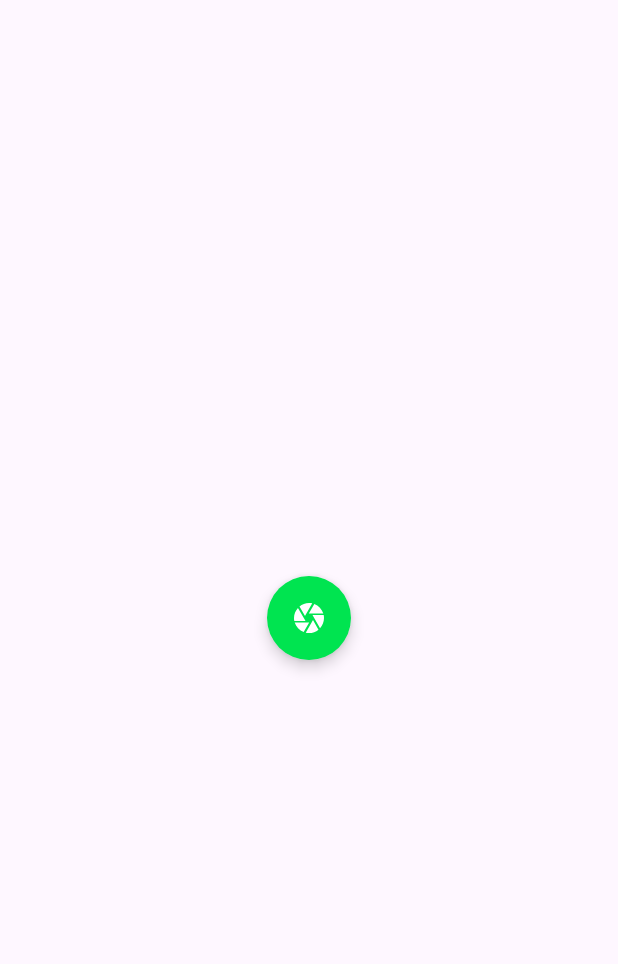
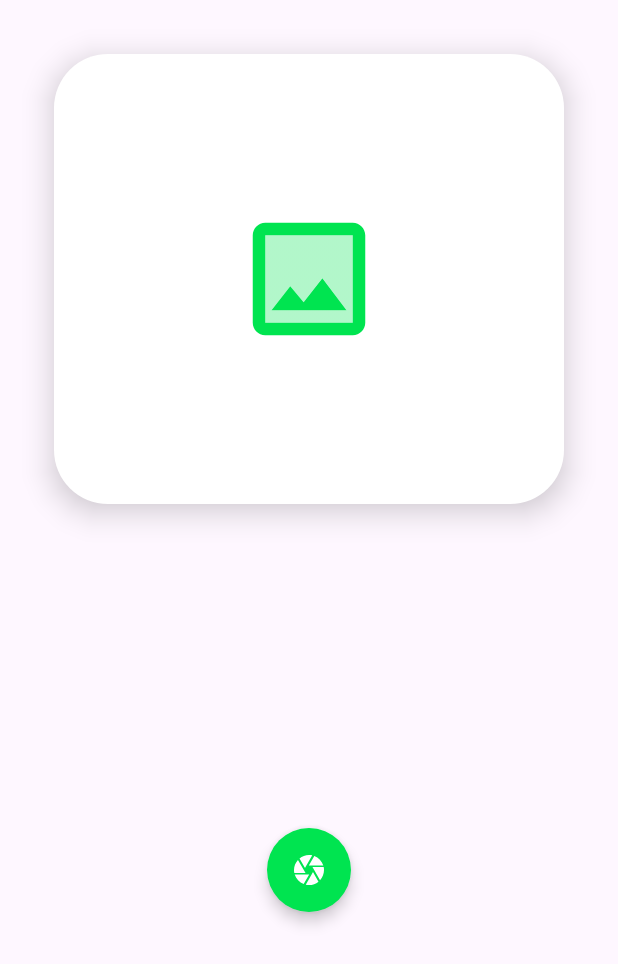
Before and after one commit to JorgeAgulloM/FireStorage, an Android app built with Jetpack Compose: the UploadComposeActivity screen opened directly, with no data from a screen before it, on a phone screen of 412 x 824 dp. Shown: the top 964 px of the screen. Run offline under Robolectric (Android 15) with nearby library versions, the phone set to English and light mode, and no system bars; our stand-ins replace Dagger/Hilt's generated code, Firebase (no records; nobody signed in at launch, a user with empty details on screens opened directly); pictures from the network do not load.

Commit message:
Implemented upload/download image

```diff
--- a/app/src/main/java/com/softyorch/firestorage/ui/compose/upload/UploadComposeActivity.kt
+++ b/app/src/main/java/com/softyorch/firestorage/ui/compose/upload/UploadComposeActivity.kt
@@ -3,11 +3,11 @@ package com.softyorch.firestorage.ui.compose.upload
 import android.content.Context
 import android.content.Intent
 import android.net.Uri
-import androidx.appcompat.app.AppCompatActivity
 import android.os.Bundle
 import androidx.activity.compose.rememberLauncherForActivityResult
 import androidx.activity.result.contract.ActivityResultContracts
 import androidx.activity.viewModels
+import androidx.appcompat.app.AppCompatActivity
 import androidx.compose.foundation.BorderStroke
 import androidx.compose.foundation.layout.Box
 import androidx.compose.foundation.layout.Column
@@ -16,13 +16,16 @@ import androidx.compose.foundation.layout.fillMaxSize
 import androidx.compose.foundation.layout.fillMaxWidth
 import androidx.compose.foundation.layout.height
 import androidx.compose.foundation.layout.padding
+import androidx.compose.foundation.layout.size
 import androidx.compose.foundation.shape.RoundedCornerShape
 import androidx.compose.material.Card
+import androidx.compose.material.CircularProgressIndicator
 import androidx.compose.material.FloatingActionButton
 import androidx.compose.material.Icon
 import androidx.compose.material.OutlinedButton
 import androidx.compose.material.Text
 import androidx.compose.runtime.Composable
+import androidx.compose.runtime.collectAsState
 import androidx.compose.runtime.getValue
 import androidx.compose.runtime.mutableStateOf
 import androidx.compose.runtime.remember
@@ -30,11 +33,13 @@ import androidx.compose.runtime.setValue
 import androidx.compose.ui.Alignment
 import androidx.compose.ui.Modifier
 import androidx.compose.ui.graphics.Color
+import androidx.compose.ui.layout.ContentScale
 import androidx.compose.ui.res.colorResource
 import androidx.compose.ui.res.painterResource
 import androidx.compose.ui.unit.dp
 import androidx.compose.ui.window.Dialog
 import androidx.core.content.FileProvider
+import coil.compose.AsyncImage
 import com.softyorch.firestorage.R
 import com.softyorch.firestorage.databinding.ActivityUploadComposeBinding
 import dagger.hilt.android.AndroidEntryPoint
@@ -67,10 +72,15 @@ class UploadComposeActivity : AppCompatActivity() {
     fun UploadScreen() {
         val viewModel: UploadComposeViewModel by viewModels()
         var uri: Uri? by remember { mutableStateOf(null) }
+        var resultUri: Uri? by remember { mutableStateOf(value = null) }
+        val isLoading: Boolean by viewModel.isLoading.collectAsState()
+
         val intentCameraLauncher =
             rememberLauncherForActivityResult(ActivityResultContracts.TakePicture()) {
                 if (it && uri?.path?.isNotEmpty() == true) {
-                    viewModel.uploadBasicImage(uri!!)
+                    viewModel.uploadAndGetImage(uri!!) { newUri ->
+                        resultUri = newUri
+                    }
                 }
             }
 
@@ -78,7 +88,9 @@ class UploadComposeActivity : AppCompatActivity() {
         val intentGalleryLauncher =
             rememberLauncherForActivityResult(ActivityResultContracts.GetContent()) {
                 if (it?.path?.isNotEmpty() == true) {
-                    viewModel.uploadBasicImage(it)
+                    viewModel.uploadAndGetImage(it) { newUri ->
+                        resultUri = newUri
+                    }
                 }
             }
 
@@ -99,7 +111,43 @@ class UploadComposeActivity : AppCompatActivity() {
             }
         }
 
-        Box(modifier = Modifier.fillMaxSize(), contentAlignment = Alignment.Center) {
+        Column(modifier = Modifier.fillMaxSize()) {
+            Spacer(modifier = Modifier.height(36.dp))
+            Card(
+                elevation = 12.dp,
+                shape = RoundedCornerShape(12),
+                modifier = Modifier.fillMaxWidth().height(300.dp).padding(horizontal = 36.dp)
+            ) {
+                if (resultUri != null) AsyncImage(
+                    model = resultUri,
+                    contentDescription = "Image result ",
+                    contentScale = ContentScale.Crop
+                )
+
+                if (isLoading) Box(
+                    modifier = Modifier.fillMaxSize(),
+                    contentAlignment = Alignment.Center
+                ) {
+                    CircularProgressIndicator(
+                        modifier = Modifier.size(50.dp),
+                        color = colorResource(R.color.green)
+                    )
+                }
+
+                if (!isLoading && resultUri == null) Box(
+                    modifier = Modifier.fillMaxSize(),
+                    contentAlignment = Alignment.Center
+                ) {
+                    Icon(
+                        painterResource(id = R.drawable.ic_place_holder),
+                        contentDescription = "Empty image",
+                        modifier = Modifier.size(100.dp),
+                        tint = colorResource(R.color.green)
+                    )
+                }
+            }
+            Spacer(modifier = Modifier.weight(1f))
+            Box(modifier = Modifier.fillMaxWidth(), contentAlignment = Alignment.Center) {
                 FloatingActionButton(
                     onClick = { showImageDialog = true },
                     backgroundColor = colorResource(R.color.green)
@@ -110,6 +158,8 @@ class UploadComposeActivity : AppCompatActivity() {
                         tint = Color.White
                     )
                 }
+            }
+            Spacer(modifier = Modifier.weight(1f))
         }
     }
 
```
Lines whose indentation alone changed are shown as unchanged.
